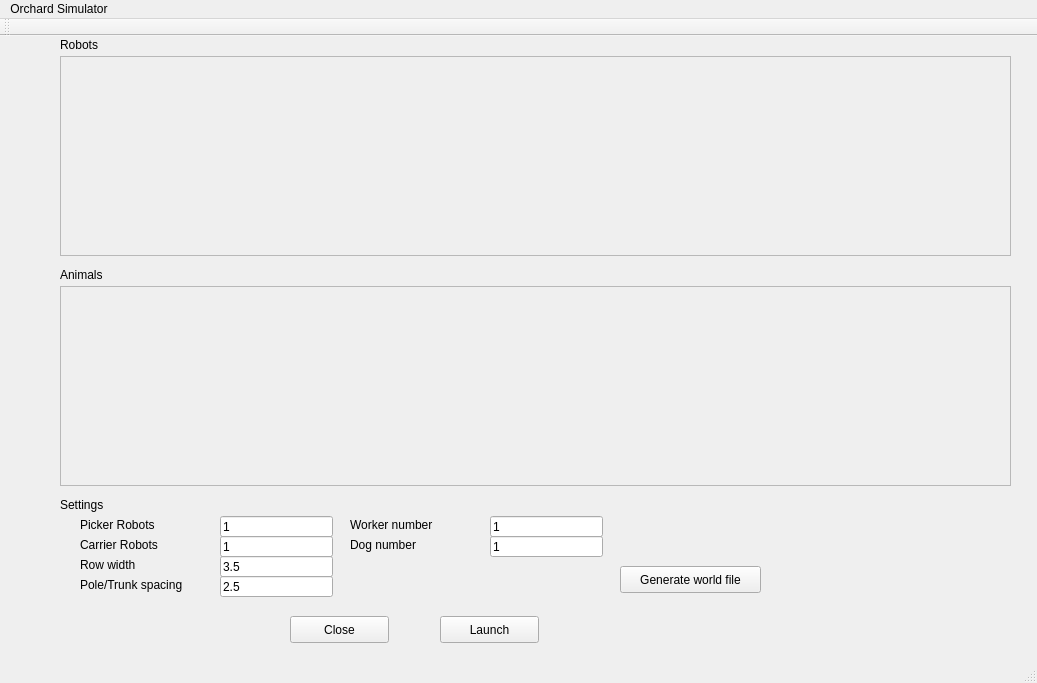
Before: the Qt Designer form gui/mainwindow.ui in gdsl/SOFTENG-306-PROJECT-1, drawn with Qt 5.
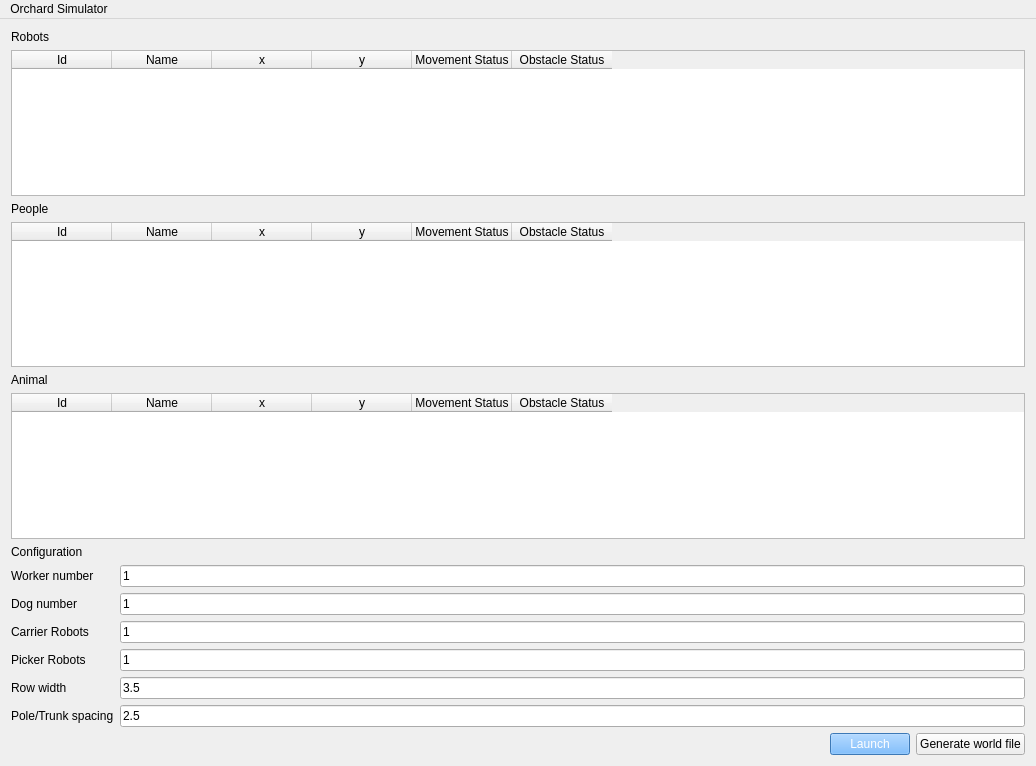
After: the same form once the commit is applied.

Commit message: Design change. Code doesn't work. Need to continue working on it

Patch:
```diff
--- a/gui/mainwindow.ui
+++ b/gui/mainwindow.ui
@@ -6,8 +6,8 @@
    <rect>
     <x>0</x>
     <y>0</y>
-    <width>1037</width>
-    <height>683</height>
+    <width>1036</width>
+    <height>766</height>
    </rect>
   </property>
   <property name="sizePolicy">
@@ -16,319 +16,301 @@
     <verstretch>0</verstretch>
    </sizepolicy>
   </property>
+  <property name="minimumSize">
+   <size>
+    <width>1036</width>
+    <height>0</height>
+   </size>
+  </property>
   <property name="windowTitle">
    <string>MainWindow</string>
   </property>
   <widget class="QWidget" name="centralWidget">
-   <widget class="QLabel" name="robotLabel">
-    <property name="geometry">
-     <rect>
-      <x>60</x>
-      <y>0</y>
-      <width>67</width>
-      <height>17</height>
-     </rect>
-    </property>
-    <property name="text">
-     <string>Robots</string>
-    </property>
-   </widget>
-   <widget class="QLabel" name="settingsLabel">
-    <property name="geometry">
-     <rect>
-      <x>60</x>
-      <y>460</y>
-      <width>67</width>
-      <height>17</height>
-     </rect>
-    </property>
-    <property name="text">
-     <string>Settings</string>
-    </property>
-   </widget>
-   <widget class="QLabel" name="pickerRobotsLabel">
-    <property name="geometry">
-     <rect>
-      <x>80</x>
-      <y>480</y>
-      <width>101</width>
-      <height>17</height>
-     </rect>
-    </property>
-    <property name="text">
-     <string>Picker Robots</string>
-    </property>
-   </widget>
-   <widget class="QLabel" name="rowWidthLabel">
-    <property name="geometry">
-     <rect>
-      <x>80</x>
-      <y>520</y>
-      <width>101</width>
-      <height>17</height>
-     </rect>
-    </property>
-    <property name="text">
-     <string>Row width</string>
-    </property>
-   </widget>
-   <widget class="QLabel" name="spacingLabel">
-    <property name="geometry">
-     <rect>
-      <x>80</x>
-      <y>540</y>
-      <width>131</width>
-      <height>17</height>
-     </rect>
-    </property>
-    <property name="text">
-     <string>Pole/Trunk spacing</string>
-    </property>
-   </widget>
-   <widget class="QLineEdit" name="pickerRobotsField">
-    <property name="geometry">
-     <rect>
-      <x>220</x>
-      <y>480</y>
-      <width>113</width>
-      <height>21</height>
-     </rect>
-    </property>
-    <property name="text">
-     <string>1</string>
-    </property>
-   </widget>
-   <widget class="QLineEdit" name="rowWidthField">
-    <property name="geometry">
-     <rect>
-      <x>220</x>
-      <y>520</y>
-      <width>113</width>
-      <height>21</height>
-     </rect>
-    </property>
-    <property name="text">
-     <string>3.5</string>
-    </property>
-   </widget>
-   <widget class="QLineEdit" name="spacingField">
-    <property name="geometry">
-     <rect>
-      <x>220</x>
-      <y>540</y>
-      <width>113</width>
-      <height>21</height>
-     </rect>
-    </property>
-    <property name="text">
-     <string>2.5</string>
-    </property>
-   </widget>
-   <widget class="QPushButton" name="closeButton">
-    <property name="geometry">
-     <rect>
-      <x>290</x>
-      <y>580</y>
-      <width>99</width>
-      <height>27</height>
-     </rect>
-    </property>
-    <property name="text">
-     <string>Close</string>
-    </property>
-   </widget>
-   <widget class="QPushButton" name="launchButton">
-    <property name="geometry">
-     <rect>
-      <x>440</x>
-      <y>580</y>
-      <width>99</width>
-      <height>27</height>
-     </rect>
-    </property>
-    <property name="text">
-     <string>Launch</string>
-    </property>
-   </widget>
-   <widget class="QLabel" name="animalLabel">
-    <property name="geometry">
-     <rect>
-      <x>60</x>
-      <y>230</y>
-      <width>91</width>
-      <height>17</height>
-     </rect>
-    </property>
-    <property name="text">
-     <string>Animals</string>
-    </property>
-   </widget>
-   <widget class="QLineEdit" name="carrierRobotsField">
-    <property name="geometry">
-     <rect>
-      <x>220</x>
-      <y>500</y>
-      <width>113</width>
-      <height>21</height>
-     </rect>
-    </property>
-    <property name="text">
-     <string>1</string>
-    </property>
-   </widget>
-   <widget class="QLabel" name="carrierRobotsLabel">
-    <property name="geometry">
-     <rect>
-      <x>80</x>
-      <y>500</y>
-      <width>101</width>
-      <height>17</height>
-     </rect>
-    </property>
-    <property name="text">
-     <string>Carrier Robots</string>
-    </property>
-   </widget>
-   <widget class="QPushButton" name="generateButton">
-    <property name="geometry">
-     <rect>
-      <x>620</x>
-      <y>530</y>
-      <width>141</width>
-      <height>27</height>
-     </rect>
-    </property>
-    <property name="text">
-     <string>Generate world file</string>
-    </property>
-   </widget>
-   <widget class="QScrollArea" name="robotScroll">
-    <property name="geometry">
-     <rect>
-      <x>60</x>
-      <y>20</y>
-      <width>951</width>
-      <height>200</height>
-     </rect>
-    </property>
-    <property name="sizePolicy">
-     <sizepolicy hsizetype="Expanding" vsizetype="Expanding">
-      <horstretch>0</horstretch>
-      <verstretch>0</verstretch>
-     </sizepolicy>
-    </property>
-    <property name="verticalScrollBarPolicy">
-     <enum>Qt::ScrollBarAsNeeded</enum>
-    </property>
-    <property name="horizontalScrollBarPolicy">
-     <enum>Qt::ScrollBarAsNeeded</enum>
-    </property>
-    <property name="widgetResizable">
-     <bool>true</bool>
-    </property>
-    <widget class="QWidget" name="scrollAreaWidgetContents">
-     <property name="geometry">
-      <rect>
-       <x>0</x>
-       <y>0</y>
-       <width>949</width>
-       <height>198</height>
-      </rect>
-     </property>
-     <layout class="QHBoxLayout" name="horizontalLayout"/>
-    </widget>
-   </widget>
-   <widget class="QLineEdit" name="workersField">
-    <property name="geometry">
-     <rect>
-      <x>490</x>
-      <y>480</y>
-      <width>113</width>
-      <height>21</height>
-     </rect>
-    </property>
-    <property name="text">
-     <string>1</string>
-    </property>
-   </widget>
-   <widget class="QLabel" name="pickerRobotsLabel_2">
-    <property name="geometry">
-     <rect>
-      <x>350</x>
-      <y>480</y>
-      <width>111</width>
-      <height>17</height>
-     </rect>
-    </property>
-    <property name="text">
-     <string>Worker number</string>
-    </property>
-   </widget>
-   <widget class="QLabel" name="pickerRobotsLabel_3">
-    <property name="geometry">
-     <rect>
-      <x>350</x>
-      <y>500</y>
-      <width>111</width>
-      <height>17</height>
-     </rect>
-    </property>
-    <property name="text">
-     <string>Dog number</string>
-    </property>
-   </widget>
-   <widget class="QLineEdit" name="dogsField">
-    <property name="geometry">
-     <rect>
-      <x>490</x>
-      <y>500</y>
-      <width>113</width>
-      <height>21</height>
-     </rect>
-    </property>
-    <property name="text">
-     <string>1</string>
-    </property>
-   </widget>
-   <widget class="QScrollArea" name="animalScroll">
-    <property name="geometry">
-     <rect>
-      <x>60</x>
-      <y>250</y>
-      <width>951</width>
-      <height>200</height>
-     </rect>
-    </property>
-    <property name="sizePolicy">
-     <sizepolicy hsizetype="Expanding" vsizetype="Expanding">
-      <horstretch>0</horstretch>
-      <verstretch>0</verstretch>
-     </sizepolicy>
-    </property>
-    <property name="verticalScrollBarPolicy">
-     <enum>Qt::ScrollBarAsNeeded</enum>
-    </property>
-    <property name="horizontalScrollBarPolicy">
-     <enum>Qt::ScrollBarAsNeeded</enum>
-    </property>
-    <property name="widgetResizable">
-     <bool>true</bool>
-    </property>
-    <widget class="QWidget" name="scrollAreaWidgetContents_2">
-     <property name="geometry">
-      <rect>
-       <x>0</x>
-       <y>0</y>
-       <width>949</width>
-       <height>198</height>
-      </rect>
-     </property>
-     <layout class="QHBoxLayout" name="horizontalLayout_2"/>
-    </widget>
-   </widget>
-   <zorder>robotScroll</zorder>
-   <zorder>robotLabel</zorder>
-   <zorder>settingsLabel</zorder>
+   <layout class="QVBoxLayout" name="verticalLayout_8">
+    <item>
+     <layout class="QVBoxLayout" name="verticalLayout_5">
+      <item>
+       <widget class="QLabel" name="robotLabel">
+        <property name="text">
+         <string>Robots</string>
+        </property>
+       </widget>
+      </item>
+      <item>
+       <widget class="QTableWidget" name="robotTable">
+        <property name="minimumSize">
+         <size>
+          <width>0</width>
+          <height>24</height>
+         </size>
+        </property>
+        <column>
+         <property name="text">
+          <string>Id</string>
+         </property>
+        </column>
+        <column>
+         <property name="text">
+          <string>Name</string>
+         </property>
+        </column>
+        <column>
+         <property name="text">
+          <string>x</string>
+         </property>
+        </column>
+        <column>
+         <property name="text">
+          <string>y</string>
+         </property>
+        </column>
+        <column>
+         <property name="text">
+          <string>Movement Status</string>
+         </property>
+        </column>
+        <column>
+         <property name="text">
+          <string>Obstacle Status</string>
+         </property>
+        </column>
+       </widget>
+      </item>
+     </layout>
+    </item>
+    <item>
+     <layout class="QVBoxLayout" name="verticalLayout_6">
+      <item>
+       <widget class="QLabel" name="peopleLabel">
+        <property name="text">
+         <string>People</string>
+        </property>
+       </widget>
+      </item>
+      <item>
+       <widget class="QTableWidget" name="tableWidget">
+        <column>
+         <property name="text">
+          <string>Id</string>
+         </property>
+        </column>
+        <column>
+         <property name="text">
+          <string>Name</string>
+         </property>
+        </column>
+        <column>
+         <property name="text">
+          <string>x</string>
+         </property>
+        </column>
+        <column>
+         <property name="text">
+          <string>y</string>
+         </property>
+        </column>
+        <column>
+         <property name="text">
+          <string>Movement Status</string>
+         </property>
+        </column>
+        <column>
+         <property name="text">
+          <string>Obstacle Status</string>
+         </property>
+        </column>
+       </widget>
+      </item>
+     </layout>
+    </item>
+    <item>
+     <layout class="QVBoxLayout" name="verticalLayout_7">
+      <item>
+       <widget class="QLabel" name="animalLabel">
+        <property name="text">
+         <string>Animal</string>
+        </property>
+       </widget>
+      </item>
+      <item>
+       <widget class="QTableWidget" name="animalTable">
+        <column>
+         <property name="text">
+          <string>Id</string>
+         </property>
+        </column>
+        <column>
+         <property name="text">
+          <string>Name</string>
+         </property>
+        </column>
+        <column>
+         <property name="text">
+          <string>x</string>
+         </property>
+        </column>
+        <column>
+         <property name="text">
+          <string>y</string>
+         </property>
+        </column>
+        <column>
+         <property name="text">
+          <string>Movement Status</string>
+         </property>
+        </column>
+        <column>
+         <property name="text">
+          <string>Obstacle Status</string>
+         </property>
+        </column>
+       </widget>
+      </item>
+     </layout>
+    </item>
+    <item>
+     <layout class="QVBoxLayout" name="verticalLayout_3">
+      <item>
+       <widget class="QLabel" name="configLabel">
+        <property name="styleSheet">
+         <string notr="true">font: 63 18pt &quot;Ubuntu&quot;;</string>
+        </property>
+        <property name="text">
+         <string>Configuration</string>
+        </property>
+       </widget>
+      </item>
+      <item>
+       <layout class="QVBoxLayout" name="verticalLayout_4">
+        <item>
+         <layout class="QGridLayout" name="gridLayout">
+          <item row="0" column="0">
+           <widget class="QLabel" name="workerLabel">
+            <property name="text">
+             <string>Worker number</string>
+            </property>
+           </widget>
+          </item>
+          <item row="0" column="1">
+           <widget class="QLineEdit" name="workersField">
+            <property name="text">
+             <string>1</string>
+            </property>
+           </widget>
+          </item>
+          <item row="1" column="0">
+           <widget class="QLabel" name="dogLabel">
+            <property name="text">
+             <string>Dog number</string>
+            </property>
+           </widget>
+          </item>
+          <item row="1" column="1">
+           <widget class="QLineEdit" name="dogsField">
+            <property name="text">
+             <string>1</string>
+            </property>
+           </widget>
+          </item>
+          <item row="2" column="0">
+           <widget class="QLabel" name="carrierRobotsLabel">
+            <property name="text">
+             <string>Carrier Robots</string>
+            </property>
+           </widget>
+          </item>
+          <item row="2" column="1">
+           <widget class="QLineEdit" name="carrierRobotsField">
+            <property name="text">
+             <string>1</string>
+            </property>
+           </widget>
+          </item>
+          <item row="3" column="0">
+           <widget class="QLabel" name="pickerRobotsLabel">
+            <property name="text">
+             <string>Picker Robots</string>
+            </property>
+           </widget>
+          </item>
+          <item row="3" column="1">
+           <widget class="QLineEdit" name="pickerRobotsField">
+            <property name="text">
+             <string>1</string>
+            </property>
+           </widget>
+          </item>
+          <item row="4" column="0">
+           <widget class="QLabel" name="rowWidthLabel">
+            <property name="text">
+             <string>Row width</string>
+            </property>
+           </widget>
+          </item>
+          <item row="4" column="1">
+           <widget class="QLineEdit" name="rowWidthField">
+            <property name="text">
+             <string>3.5</string>
+            </property>
+           </widget>
+          </item>
+          <item row="5" column="0">
+           <widget class="QLabel" name="spacingLabel">
+            <property name="text">
+             <string>Pole/Trunk spacing</string>
+            </property>
+           </widget>
+          </item>
+          <item row="5" column="1">
+           <widget class="QLineEdit" name="spacingField">
+            <property name="text">
+             <string>2.5</string>
+            </property>
+           </widget>
+          </item>
+         </layout>
+        </item>
+       </layout>
+      </item>
+     </layout>
+    </item>
+    <item>
+     <layout class="QHBoxLayout" name="horizontalLayout">
+      <item>
+       <spacer name="horizontalSpacer">
+        <property name="orientation">
+         <enum>Qt::Horizontal</enum>
+        </property>
+        <property name="sizeHint" stdset="0">
+         <size>
+          <width>40</width>
+          <height>20</height>
+         </size>
+        </property>
+       </spacer>
+      </item>
+      <item>
+       <widget class="QPushButton" name="launchButton">
+        <property name="styleSheet">
+         <string notr="true">background-color: rgb(85, 170, 255);
+color: rgb(255, 255, 255);</string>
+        </property>
+        <property name="text">
+         <string>Launch</string>
+        </property>
+       </widget>
+      </item>
+      <item>
+       <widget class="QPushButton" name="generateButton">
+        <property name="text">
+         <string>Generate world file</string>
+        </property>
+       </widget>
+      </item>
+     </layout>
+    </item>
+   </layout>
+   <zorder>configLabel</zorder>
    <zorder>pickerRobotsLabel</zorder>
    <zorder>rowWidthLabel</zorder>
    <zorder>spacingLabel</zorder>
@@ -352,7 +334,7 @@
     <rect>
      <x>0</x>
      <y>0</y>
-     <width>1037</width>
+     <width>1036</width>
      <height>25</height>
     </rect>
    </property>
@@ -363,15 +345,6 @@
    </widget>
    <addaction name="menuOrchard_Simulator"/>
   </widget>
-  <widget class="QToolBar" name="mainToolBar">
-   <attribute name="toolBarArea">
-    <enum>TopToolBarArea</enum>
-   </attribute>
-   <attribute name="toolBarBreak">
-    <bool>false</bool>
-   </attribute>
-  </widget>
-  <widget class="QStatusBar" name="statusBar"/>
  </widget>
  <layoutdefault spacing="6" margin="11"/>
  <resources/>
```
Left out of the diff: 19 changed lines with no effect on the pictures.
